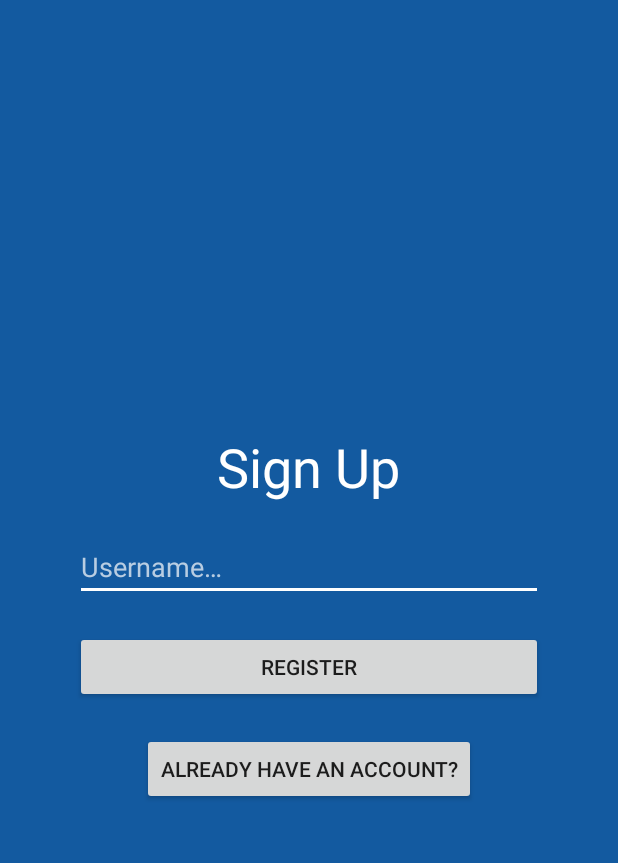
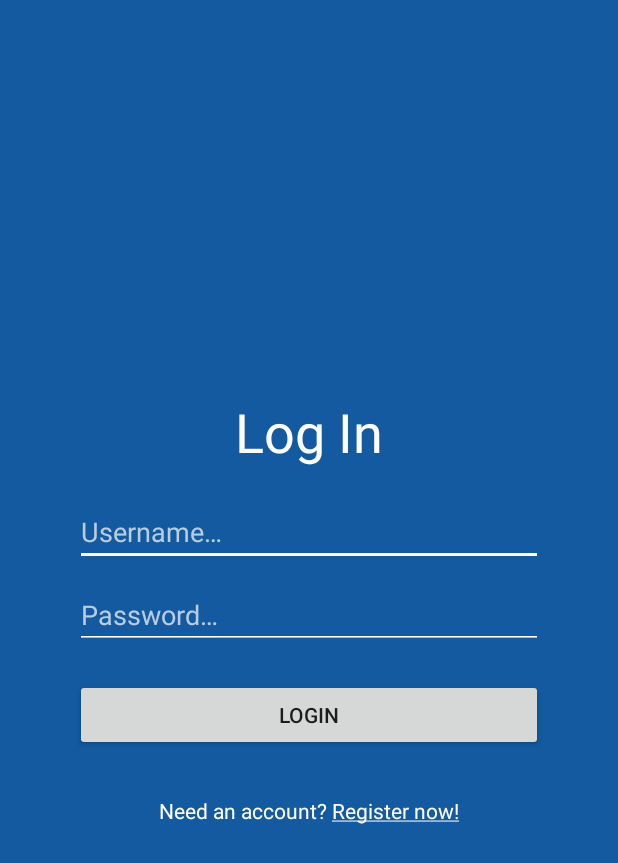
Before and after one commit to ludovicm67/android-event-manager, an Android app: the screen it shows after launch (AuthActivity), on a phone screen of 412 x 824 dp. Shown: the top 863 px of the screen. Run offline under Robolectric (Android 15) with nearby library versions, the phone set to English and light mode, and no system bars.

Commit message:
nav: register <-> login + default to Login fragment

```diff
--- a/app/src/main/java/fr/ludovicm67/eventmanager/AuthActivity.kt
+++ b/app/src/main/java/fr/ludovicm67/eventmanager/AuthActivity.kt
@@ -5,7 +5,7 @@ import android.os.Bundle
 import android.view.Window
 import android.view.WindowManager
 import androidx.core.content.ContextCompat
-import fr.ludovicm67.eventmanager.ui.register.RegisterFragment
+import fr.ludovicm67.eventmanager.ui.login.LoginFragment
 
 class AuthActivity : AppCompatActivity() {
 
@@ -20,7 +20,7 @@ class AuthActivity : AppCompatActivity() {
 
         if (savedInstanceState == null) {
             supportFragmentManager.beginTransaction()
-                .replace(R.id.auth_container, RegisterFragment.newInstance())
+                .replace(R.id.auth_container, LoginFragment.newInstance())
                 .commitNow()
         }
     }
--- a/app/src/main/java/fr/ludovicm67/eventmanager/data/User.kt
+++ b/app/src/main/java/fr/ludovicm67/eventmanager/data/User.kt
@@ -13,7 +13,7 @@ data class User(
     val firstName: String,
     val lastName: String,
     val email: String,
-    val avatar: String,
-    val activated: Boolean,
+    val avatar: String?,
+    val activated: Boolean = true,
     val createdAt: Date
 )
--- a/app/src/main/java/fr/ludovicm67/eventmanager/ui/login/LoginFragment.kt
+++ b/app/src/main/java/fr/ludovicm67/eventmanager/ui/login/LoginFragment.kt
@@ -8,9 +8,11 @@ import android.view.LayoutInflater
 import android.view.View
 import android.view.ViewGroup
 import android.widget.Button
+import android.widget.TextView
 import fr.ludovicm67.eventmanager.MainActivity
 
 import fr.ludovicm67.eventmanager.R
+import fr.ludovicm67.eventmanager.ui.register.RegisterFragment
 
 class LoginFragment : Fragment() {
 
@@ -35,6 +37,14 @@ class LoginFragment : Fragment() {
                 startActivity(Intent(ctx, MainActivity::class.java))
             }
         }
+
+        val register: TextView = view.findViewById(R.id.login_register)
+        register.setOnClickListener {
+            fragmentManager
+                ?.beginTransaction()
+                ?.replace(R.id.auth_container, RegisterFragment.newInstance())
+                ?.commit()
+        }
     }
 
     override fun onActivityCreated(savedInstanceState: Bundle?) {
--- a/app/src/main/java/fr/ludovicm67/eventmanager/ui/register/RegisterFragment.kt
+++ b/app/src/main/java/fr/ludovicm67/eventmanager/ui/register/RegisterFragment.kt
@@ -7,6 +7,7 @@ import android.view.LayoutInflater
 import android.view.View
 import android.view.ViewGroup
 import android.widget.Button
+import android.widget.TextView
 import fr.ludovicm67.eventmanager.R
 import fr.ludovicm67.eventmanager.ui.login.LoginFragment
 
@@ -27,7 +28,7 @@ class RegisterFragment : Fragment() {
 
     override fun onViewCreated(view: View, savedInstanceState: Bundle?) {
         super.onViewCreated(view, savedInstanceState)
-        val btn: Button = view.findViewById(R.id.register_button)
+        val btn: TextView = view.findViewById(R.id.register_login)
         btn.setOnClickListener {
             fragmentManager
                 ?.beginTransaction()
--- a/app/src/main/res/layout/login_fragment.xml
+++ b/app/src/main/res/layout/login_fragment.xml
@@ -1,25 +1,82 @@
 <?xml version="1.0" encoding="utf-8"?>
 <FrameLayout xmlns:android="http://schemas.android.com/apk/res/android"
+    xmlns:app="http://schemas.android.com/apk/res-auto"
     xmlns:tools="http://schemas.android.com/tools"
     android:layout_width="match_parent"
     android:layout_height="match_parent"
+    android:background="@color/colorPrimary"
+    android:textColor="@color/colorWhite"
     tools:context=".ui.login.LoginFragment">
 
     <LinearLayout
         android:layout_width="match_parent"
         android:layout_height="match_parent"
-        android:orientation="vertical">
+        android:layout_marginStart="50dp"
+        android:layout_marginEnd="50dp"
+        android:gravity="center"
+        android:orientation="vertical"
+        app:layout_constraintEnd_toEndOf="parent"
+        app:layout_constraintStart_toStartOf="parent">
 
         <TextView
+            android:layout_width="wrap_content"
+            android:layout_height="wrap_content"
+            android:text="Log In"
+            android:textColor="@color/colorWhite"
+            android:textSize="36sp" />
+
+        <Space
+            android:layout_width="match_parent"
+            android:layout_height="20sp" />
+
+        <EditText
+            android:id="@+id/register_username"
             android:layout_width="match_parent"
             android:layout_height="wrap_content"
-            android:text="Hello" />
+            android:ems="10"
+            android:hint="Username…"
+            android:textColor="@color/colorWhite"
+            android:textColorHint="@color/colorWhiteHint"
+            android:backgroundTint="@color/colorWhite"
+            android:inputType="textPersonName" />
+
+        <Space
+            android:layout_width="match_parent"
+            android:layout_height="10sp" />
+
+        <EditText
+            android:id="@+id/register_password"
+            android:layout_width="match_parent"
+            android:layout_height="wrap_content"
+            android:ems="10"
+            android:hint="Password…"
+            android:textColor="@color/colorWhite"
+            android:textColorHint="@color/colorWhiteHint"
+            android:backgroundTint="@color/colorWhite"
+            android:inputType="textPassword" />
+
+        <Space
+            android:layout_width="match_parent"
+            android:layout_height="20sp" />
 
         <Button
             android:id="@+id/login_button"
-            android:layout_width="wrap_content"
+            android:layout_width="match_parent"
             android:layout_height="wrap_content"
             android:text="Login" />
+
+        <Space
+            android:layout_width="match_parent"
+            android:layout_height="20sp" />
+
+        <TextView
+            android:id="@+id/login_register"
+            android:layout_width="match_parent"
+            android:layout_height="wrap_content"
+            android:paddingVertical="10dp"
+            android:text="@string/need_an_account_register_now"
+            android:textAlignment="center"
+            android:textColor="@color/colorWhite" />
     </LinearLayout>
 
 </FrameLayout>
--- a/app/src/main/res/layout/register_fragment.xml
+++ b/app/src/main/res/layout/register_fragment.xml
@@ -20,7 +20,6 @@
         app:layout_constraintStart_toStartOf="parent">
 
         <TextView
-            android:id="@+id/message"
             android:layout_width="wrap_content"
             android:layout_height="wrap_content"
             android:text="Sign Up"
@@ -44,6 +43,36 @@
 
         <Space
             android:layout_width="match_parent"
+            android:layout_height="10sp" />
+
+        <EditText
+            android:id="@+id/register_firstname"
+            android:layout_width="match_parent"
+            android:layout_height="wrap_content"
+            android:ems="10"
+            android:hint="First Name…"
+            android:textColor="@color/colorWhite"
+            android:textColorHint="@color/colorWhiteHint"
+            android:backgroundTint="@color/colorWhite"
+            android:inputType="textPersonName" />
+
+        <Space
+            android:layout_width="match_parent"
+            android:layout_height="10sp" />
+
+        <EditText
+            android:id="@+id/register_lastname"
+            android:layout_width="match_parent"
+            android:layout_height="wrap_content"
+            android:ems="10"
+            android:hint="Last Name…"
+            android:textColor="@color/colorWhite"
+            android:textColorHint="@color/colorWhiteHint"
+            android:backgroundTint="@color/colorWhite"
+            android:inputType="textPersonName" />
+
+        <Space
+            android:layout_width="match_parent"
             android:layout_height="20sp" />
 
         <Button
@@ -56,21 +85,14 @@
             android:layout_width="match_parent"
             android:layout_height="20sp" />
 
-        <Button
-            android:id="@+id/register_button"
-            android:layout_width="wrap_content"
+        <TextView
+            android:id="@+id/register_login"
+            android:layout_width="match_parent"
             android:layout_height="wrap_content"
-            android:layout_marginStart="0dp"
-            android:layout_marginLeft="0dp"
-            android:layout_marginTop="0dp"
-            android:layout_marginEnd="0dp"
-            android:layout_marginRight="0dp"
-            android:layout_marginBottom="0dp"
-            android:text="Already have an account?"
-            app:layout_constraintBottom_toBottomOf="parent"
-            app:layout_constraintEnd_toEndOf="parent"
-            app:layout_constraintStart_toStartOf="parent"
-            app:layout_constraintTop_toTopOf="parent" />
+            android:paddingVertical="10dp"
+            android:text="@string/already_have_an_account"
+            android:textAlignment="center"
+            android:textColor="@color/colorWhite" />
     </LinearLayout>
 
 </androidx.constraintlayout.widget.ConstraintLayout>
--- a/app/src/main/res/values/strings.xml
+++ b/app/src/main/res/values/strings.xml
@@ -13,4 +13,7 @@
     <string name="menu_tools">Tools</string>
     <string name="menu_share">Share</string>
     <string name="menu_send">Send</string>
+
+    <string name="need_an_account_register_now">Need an account? <u>Register now!</u></string>
+    <string name="already_have_an_account">Already have an account? <u>Login!</u></string>
 </resources>
```
Also changed, not shown: 1 other file.
